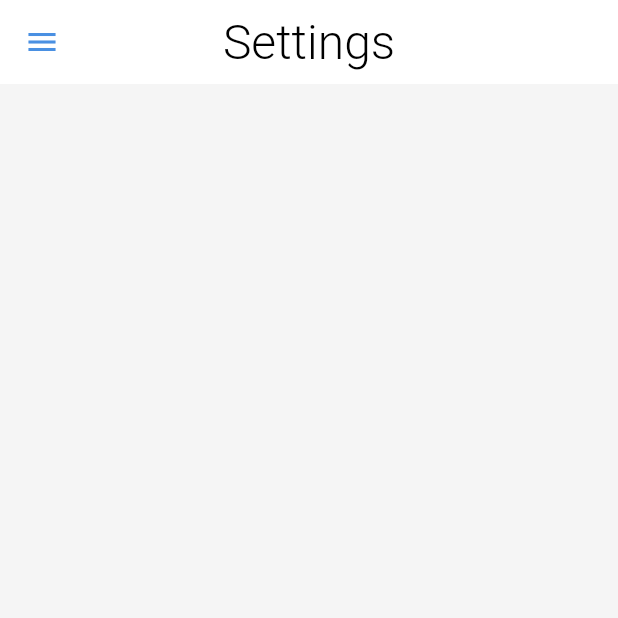
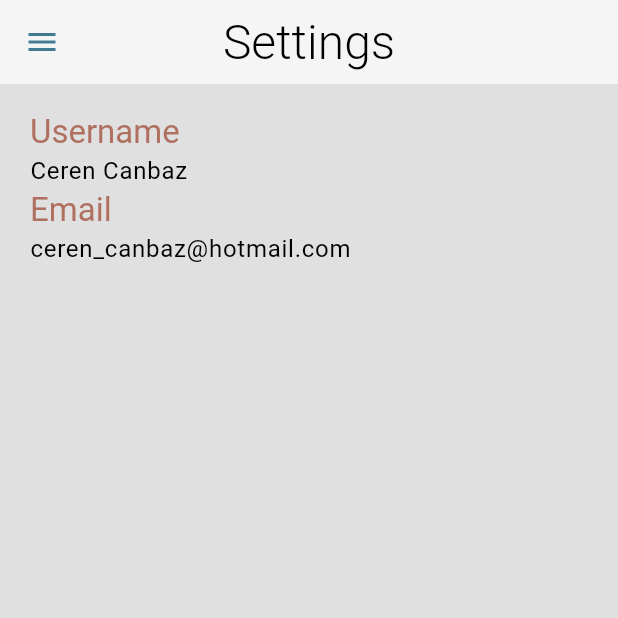
Before and after one commit to Ceren-Canbaz/chat, a Flutter app: the SettingsPage screen opened by its route, on a phone screen of 412 x 824 dp, the top half of it. Run offline on Flutter 3.47's test engine with Material 3 defaults, Android fonts, the phone set to English and light mode, and no system bars; our stand-ins replace bloc, cloud_firestore, dartz, equatable, firebase_auth, firebase_core and 3 more; missing offline and left inert: svg_flutter; accounts and stored records are empty.

Commit message:
ui:appcolors changed. filled textfield and information text created

```diff
--- a/lib/core/themes/input_decoration_theme.dart
+++ b/lib/core/themes/input_decoration_theme.dart
@@ -9,11 +9,11 @@ const inputdDcorationTheme = InputDecorationTheme(
     borderRadius: BorderRadius.all(Radius.circular(6)),
   ),
   focusedBorder: OutlineInputBorder(
-    borderSide: BorderSide(color: AppColors.primary),
+    borderSide: BorderSide(color: AppColors.surface),
     borderRadius: BorderRadius.all(Radius.circular(6)),
   ),
   enabledBorder: OutlineInputBorder(
-    borderSide: BorderSide(color: AppColors.secondary),
+    borderSide: BorderSide(color: AppColors.surface),
     borderRadius: BorderRadius.all(Radius.circular(6)),
   ),
   errorBorder: OutlineInputBorder(
--- a/lib/features/settings/settings_page.dart
+++ b/lib/features/settings/settings_page.dart
@@ -1,5 +1,7 @@
 import 'package:chat/core/widgets/custom_appbar.dart';
+import 'package:chat/core/widgets/filled_text_field.dart';
 import 'package:chat/ui/app_drawer.dart';
+import 'package:chat/ui/information_text.dart';
 import 'package:flutter/material.dart';
 
 class SettingsPage extends StatelessWidget {
@@ -22,6 +24,26 @@ class SettingsPage extends StatelessWidget {
         context: context,
         title: "Settings",
       ),
+      body: Padding(
+        padding: const EdgeInsets.only(
+          left: 20,
+          right: 20,
+          top: 18,
+        ),
+        child: Column(
+          crossAxisAlignment: CrossAxisAlignment.start,
+          children: [
+            ///add image
+            const InformationText(title: "Username", subTitle: "Ceren Canbaz"),
+            const InformationText(
+                title: "Email", subTitle: "ceren_canbaz@hotmail.com"),
+            // FilledTextField(
+            //   hint: "Username",
+            //   controller: TextEditingController(),
+            // )
+          ],
+        ),
+      ),
     );
   }
 }
--- /dev/null
+++ b/lib/ui/information_text.dart
@@ -0,0 +1,28 @@
+import 'package:flutter/material.dart';
+
+class InformationText extends StatelessWidget {
+  final String title;
+  final String subTitle;
+
+  const InformationText(
+      {super.key, required this.title, required this.subTitle});
+  @override
+  Widget build(BuildContext context) {
+    return RichText(
+      text: TextSpan(
+        children: [
+          TextSpan(
+            text: '$title\n',
+            style: Theme.of(context).textTheme.titleLarge?.copyWith(
+                  color: Theme.of(context).colorScheme.secondary,
+                ),
+          ),
+          TextSpan(
+            text: subTitle,
+            style: Theme.of(context).textTheme.bodyLarge,
+          ),
+        ],
+      ),
+    );
+  }
+}
```
Also changed, not shown: lib/core/colors/app_colors.dart (+14 -13 lines), lib/core/widgets/filled_text_field.dart (added, +21 -0 lines).
